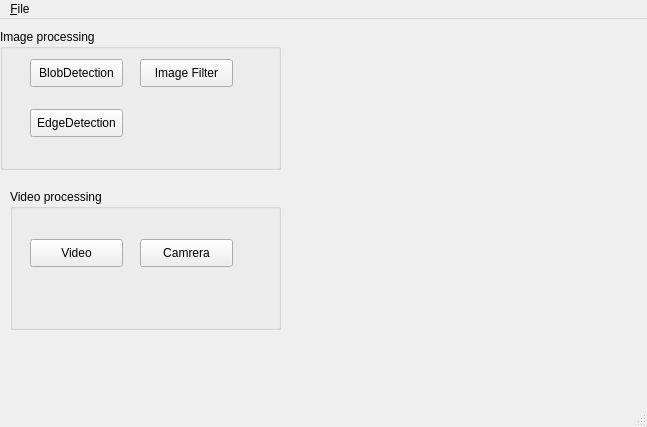
Qt form MainWindow_Gui.ui (lexma1412/PyOpencv_Gui) before a commit.
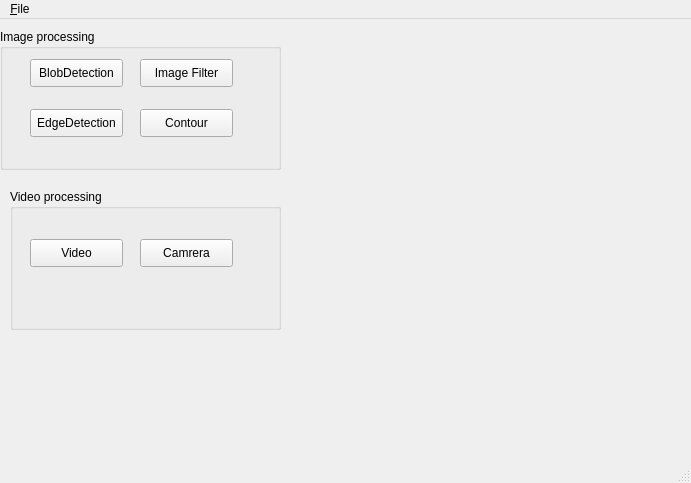
The same form after that commit.

Commit message:
Contour feature
Add Contour feature

Diff of the .ui file:
```diff
--- a/MainWindow_Gui.ui
+++ b/MainWindow_Gui.ui
@@ -6,8 +6,8 @@
    <rect>
     <x>0</x>
     <y>0</y>
-    <width>647</width>
-    <height>427</height>
+    <width>691</width>
+    <height>483</height>
    </rect>
   </property>
   <property name="windowTitle">
@@ -104,6 +104,19 @@
       <string>Image Filter</string>
      </property>
     </widget>
+    <widget class="QPushButton" name="Called_Contour">
+     <property name="geometry">
+      <rect>
+       <x>140</x>
+       <y>80</y>
+       <width>93</width>
+       <height>28</height>
+      </rect>
+     </property>
+     <property name="text">
+      <string>Contour</string>
+     </property>
+    </widget>
    </widget>
   </widget>
   <widget class="QMenuBar" name="menubar">
@@ -111,7 +124,7 @@
     <rect>
      <x>0</x>
      <y>0</y>
-     <width>647</width>
+     <width>691</width>
      <height>26</height>
     </rect>
    </property>
```
The commit also changes 14 other files.
